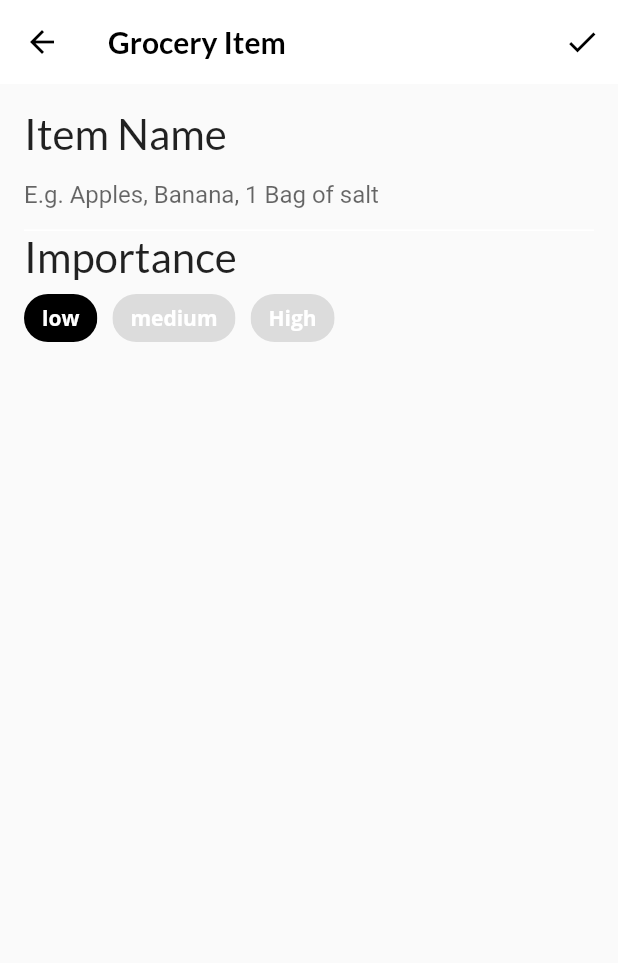
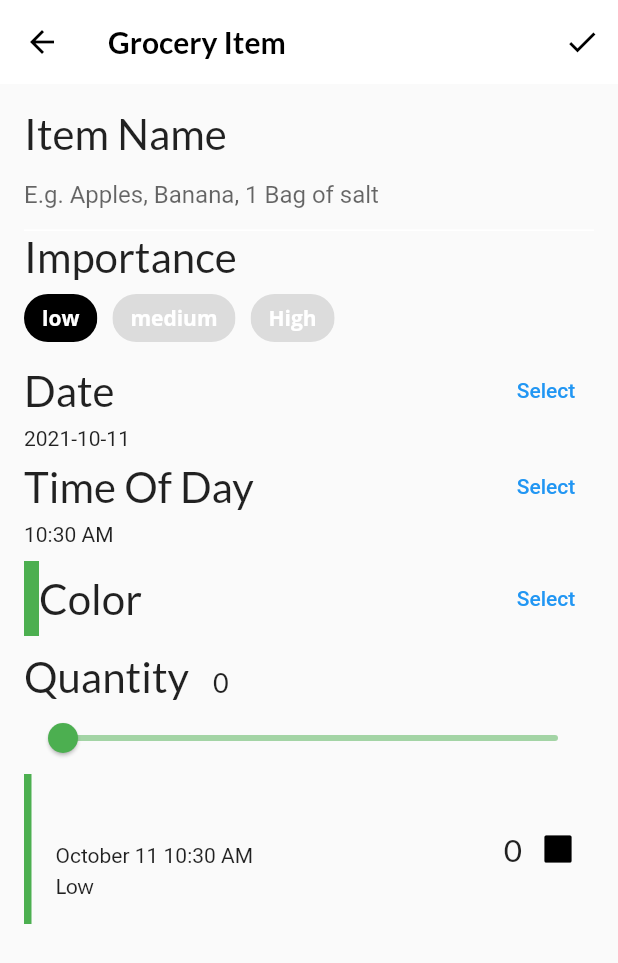
Before and after one commit to aisivan36/interactive_widgets, a Flutter app: the screen it shows after launch, item 3 of the bottom bar chosen, after a tap on the "add" icon, on a phone screen of 412 x 824 dp. Shown: the top 963 px of the screen. Run offline on Flutter 3.47's test engine with Material 2 defaults, Android fonts, the phone set to English and light mode, and no system bars; our stand-ins replace flutter_colorpicker, google_fonts; project files that could hold a hidden picture were left out.

```diff
--- a/lib/screens/grocery_item_screen.dart
+++ b/lib/screens/grocery_item_screen.dart
@@ -4,6 +4,7 @@ import 'package:flutter_colorpicker/flutter_colorpicker.dart';
 import 'package:intl/intl.dart';
 import 'package:uuid/uuid.dart';
 import '../models/models.dart';
+import '../components/grocery_tile.dart';
 
 class GroceryItemScreen extends StatefulWidget {
   /// [onCreate] is a callback it lets us know  when a new item is created.
@@ -122,11 +123,26 @@ class _GroceryItemScreenState extends State<GroceryItemScreen> {
           children: [
             buildNameField(),
             buildImportanceField(),
-// TODO 15: Add date picker
-// TODO 16: Add time picker
-// TODO 17: Add color picker
-// TODO 18: Add slider
-// TODO: 19: Add Grocery Tile
+            buildDateField(context),
+            buildTimeField(context),
+            const SizedBox(height: 10),
+            buildColorPicker(context),
+            const SizedBox(height: 10),
+            buildQuantityField(),
+            GroceryTile(
+                item: GroceryItem(
+                    id: 'previewMode',
+                    name: _name,
+                    importance: _importance,
+                    color: _currentColor,
+                    date: DateTime(
+                      _dueDate.year,
+                      _dueDate.month,
+                      _dueDate.day,
+                      _timeOfDay.hour,
+                      _dueDate.minute,
+                    ),
+                    quantity: _currentSliderValue)),
           ],
         ),
       ),
@@ -188,7 +204,7 @@ class _GroceryItemScreenState extends State<GroceryItemScreen> {
               },
             ),
             ChoiceChip(
-              selectedColor: Colors.amber,
+              selectedColor: Colors.deepOrangeAccent,
               label: const Text(
                 'medium',
                 style: TextStyle(color: Colors.white),
@@ -218,8 +234,167 @@ class _GroceryItemScreenState extends State<GroceryItemScreen> {
       ],
     );
   }
-// TODO: ADD buildDateField()
-// TODO: Add buildTimeField()
-// TODO: Add buildColorPicker()
-// TODO: Add buildQuantityField()
+
+  /// Date Field
+  Widget buildDateField(BuildContext context) {
+    return Column(
+      crossAxisAlignment: CrossAxisAlignment.start,
+      children: [
+        Row(
+          mainAxisAlignment: MainAxisAlignment.spaceBetween,
+          children: [
+            Text(
+              'Date',
+              style: GoogleFonts.lato(fontSize: 28.0),
+            ),
+            TextButton(
+                onPressed: () async {
+                  final currentDate = DateTime.now();
+                  final selectedDate = await showDatePicker(
+                      context: context,
+                      initialDate: currentDate,
+                      firstDate: currentDate,
+                      lastDate: DateTime(currentDate.year + 5));
+                  setState(() {
+                    if (selectedDate != null) {
+                      _dueDate = selectedDate;
+                    }
+                  });
+                },
+                child: const Text('Select')),
+          ],
+        ),
+        Text('${DateFormat('yyyy-MM-dd').format(_dueDate)}'),
+      ],
+    );
+  }
+
+  /// Time Field
+  Widget buildTimeField(BuildContext context) {
+    return Column(
+      crossAxisAlignment: CrossAxisAlignment.start,
+      children: [
+        Row(
+          mainAxisAlignment: MainAxisAlignment.spaceBetween,
+          children: [
+            Text(
+              'Time Of Day',
+              style: GoogleFonts.lato(fontSize: 28.0),
+            ),
+            TextButton(
+                onPressed: () async {
+                  final timeofDay = await showTimePicker(
+                    context: context,
+                    initialTime: TimeOfDay.now(),
+                  );
+                  setState(() {
+                    if (timeofDay != null) {
+                      _timeOfDay = timeofDay;
+                    }
+                  });
+                },
+                child: const Text('Select')),
+          ],
+        ),
+        Text('${_timeOfDay.format(context)}')
+      ],
+    );
+  }
+
+  Widget buildColorPicker(BuildContext context) {
+    return Row(
+      mainAxisAlignment: MainAxisAlignment.spaceBetween,
+      children: [
+        Row(
+          children: [
+            /// [Container] to display the selected color
+            Container(
+              height: 50.0,
+              width: 10.0,
+              color: _currentColor,
+            ),
+            const SizedBox(height: 9.0),
+            Text(
+              'Color',
+              style: GoogleFonts.lato(fontSize: 28.0),
+            ),
+          ],
+        ),
+        TextButton(
+          onPressed: () {
+            /// Dialog Window
+            showDialog(
+                context: context,
+                builder: (context) {
+                  /// Wrap the [BlockPicker] inside the [AlertDialog]
+                  return AlertDialog(
+                    content: BlockPicker(
+                      pickerColor: Colors.white,
+                      onColorChanged: (color) {
+                        setState(() {
+                          _currentColor = color; // update the selected color
+                        });
+                      },
+                    ),
+                    actions: [
+                      /// Button to save color on the pop up window
+                      TextButton(
+                        onPressed: () {
+                          Navigator.of(context).pop();
+                        },
+                        child: const Text('Save'),
+                      ),
+                    ],
+                  );
+                });
+          },
+          child: const Text('Select'),
+        )
+      ],
+    );
+  }
+
+  /// Quantity Field widget
+  Widget buildQuantityField() {
+    return Column(
+      crossAxisAlignment: CrossAxisAlignment.start,
+      children: [
+        Row(
+          crossAxisAlignment: CrossAxisAlignment.baseline,
+          textBaseline: TextBaseline.alphabetic,
+          children: [
+            Text(
+              'Quantity',
+              style: GoogleFonts.lato(fontSize: 28.0),
+            ),
+            const SizedBox(width: 16.0),
+            Text(
+              _currentSliderValue.toInt().toString(),
+              style: GoogleFonts.lato(fontSize: 18.0),
+            ),
+          ],
+        ),
+        Slider(
+            // inactive color with 50% transparent on the right hand
+            inactiveColor: _currentColor.withOpacity(0.5),
+            // active color with solid color on the left hand
+            activeColor: _currentColor,
+            // set the current slider value
+            value: _currentSliderValue.toDouble(),
+            //set min and max value
+            min: 0.0,
+            max: 100.0,
+            // set how we want the slider to increment value
+            divisions: 100,
+            //the label value that currently selected
+            label: _currentSliderValue.toInt().toString(),
+            onChanged: (double value) {
+              setState(() {
+                //update the current slider value
+                _currentSliderValue = value.toInt();
+              });
+            })
+      ],
+    );
+  }
 }
```
